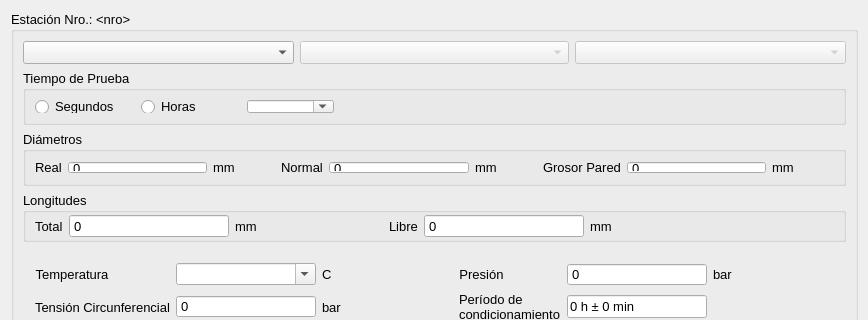
Before: the Qt Designer form components/setstation.ui in eastanganelli/HoopTesting_DataCollector, drawn with Qt 5; both pictures show x 0 to 868 and y 0 to 320 of the 868 by 540 pixel window.
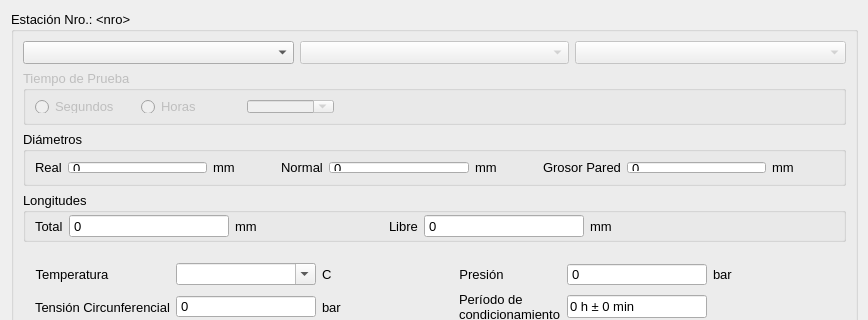
After: the same form once the commit is applied. Icons and pictures are not drawn.

```diff
--- a/components/setstation.ui
+++ b/components/setstation.ui
@@ -587,6 +587,9 @@
       </item>
       <item row="1" column="0" colspan="3">
        <widget class="QGroupBox" name="gpTestTime">
+        <property name="enabled">
+         <bool>false</bool>
+        </property>
         <property name="sizePolicy">
          <sizepolicy hsizetype="Preferred" vsizetype="Fixed">
           <horstretch>0</horstretch>
```
Left out of the diff: 76 changed lines with no effect on the pictures.
